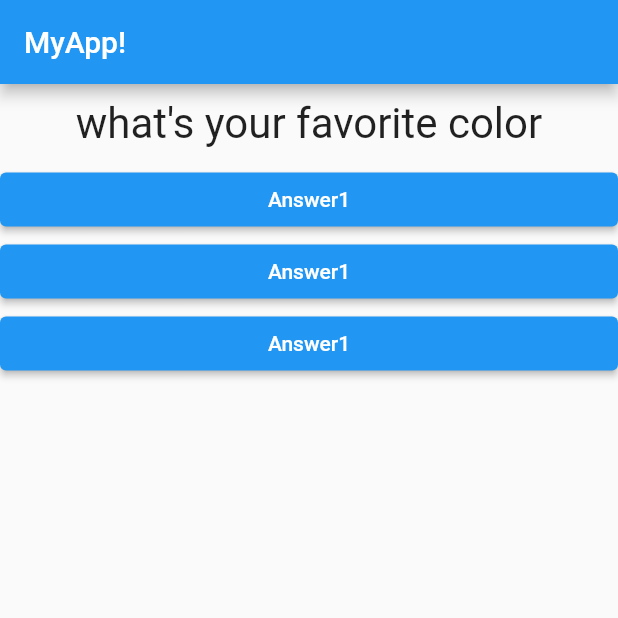
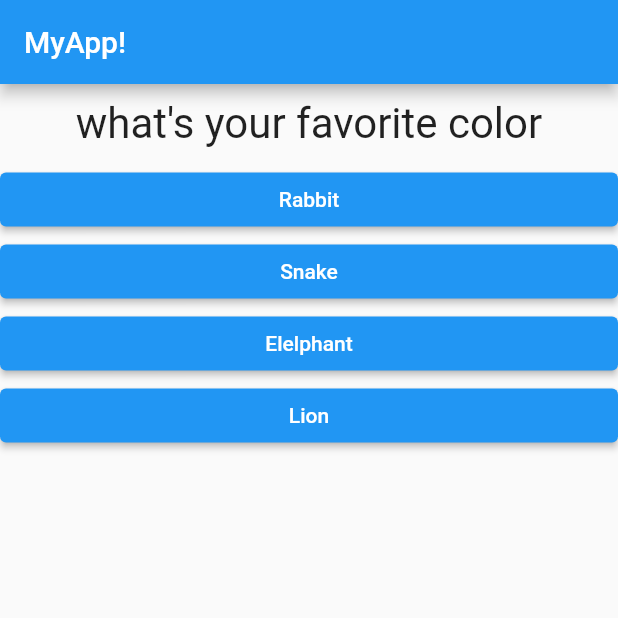
Before and after one commit to pauloladapo13/Flutter, a Flutter app: the screen it shows after launch, on a phone screen of 412 x 824 dp, the top half of it. Run offline on Flutter 3.47's test engine with Material 2 defaults, Android fonts, the phone set to English and light mode, and no system bars.

Commit message:
Managing different button widgets

```diff
--- a/first_app/lib/answer.dart
+++ b/first_app/lib/answer.dart
@@ -2,10 +2,11 @@ import 'package:flutter/material.dart';
 
 class Answer extends StatelessWidget {
   final VoidCallback selectHandler;
+  final String answerText;
   //  if we attempt to return a value from the call
   // function or pointer at the function
   // final VoidCallback selectHandler; otherwise we use VoidCallback
-  Answer(this.selectHandler);
+  Answer(this.selectHandler, this.answerText);
 
   @override
   Widget build(BuildContext context) {
@@ -16,7 +17,7 @@ class Answer extends StatelessWidget {
           backgroundColor: MaterialStateProperty.all(Colors.blue),
           foregroundColor: MaterialStateProperty.all(Colors.white),
         ),
-        child: Text('Answer1'),
+        child: Text(answerText),
         onPressed: selectHandler,
       ),
     );
--- a/first_app/lib/main.dart
+++ b/first_app/lib/main.dart
@@ -21,7 +21,7 @@ class MyApp extends StatefulWidget {
 class _MyAppState extends State<MyApp> {
   var _questionIndex = 0;
 
-  void answerQuestion() {
+  void _answerQuestion() {
     setState(() {
       _questionIndex += 1;
     });
@@ -35,8 +35,18 @@ class _MyAppState extends State<MyApp> {
   @override
   Widget build(BuildContext context) {
     var questions = [
-      'what\'s your favorite color',
-      'what\'s your favorite animal?',
+      {
+        'questionText': 'what\'s your favorite color',
+        'answers': ['Rabbit', 'Snake', 'Elelphant', 'Lion'],
+      },
+      {
+        'questionText': 'what\'s your favorite animal?',
+        'answers': ['Black', 'Red', 'Green', 'White'],
+      },
+      {
+        'questionText': 'What\'s your favorite animal?',
+        'answers': ['Max', 'Max', 'Max', 'Max'],
+      },
     ];
     return MaterialApp(
       home: Scaffold(
@@ -45,11 +55,12 @@ class _MyAppState extends State<MyApp> {
         ),
         body: Column(children: [
           Question(
-            questions[_questionIndex],
+            questions[_questionIndex]['questionText'] as String,
           ),
-          Answer(answerQuestion),
-          Answer(answerQuestion),
-          Answer(answerQuestion),
+          ...(questions[_questionIndex]['answers'] as List<String>)
+              .map((answer) {
+            return Answer(_answerQuestion, answer);
+          }).toList(),
         ]),
       ),
     );
```
